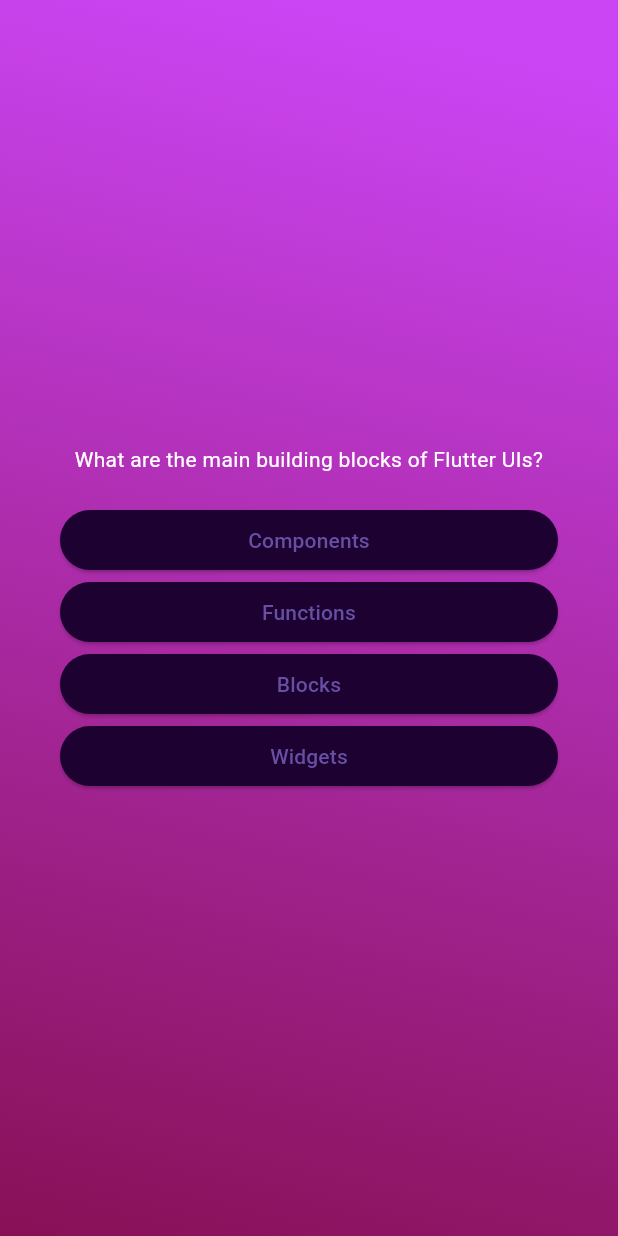
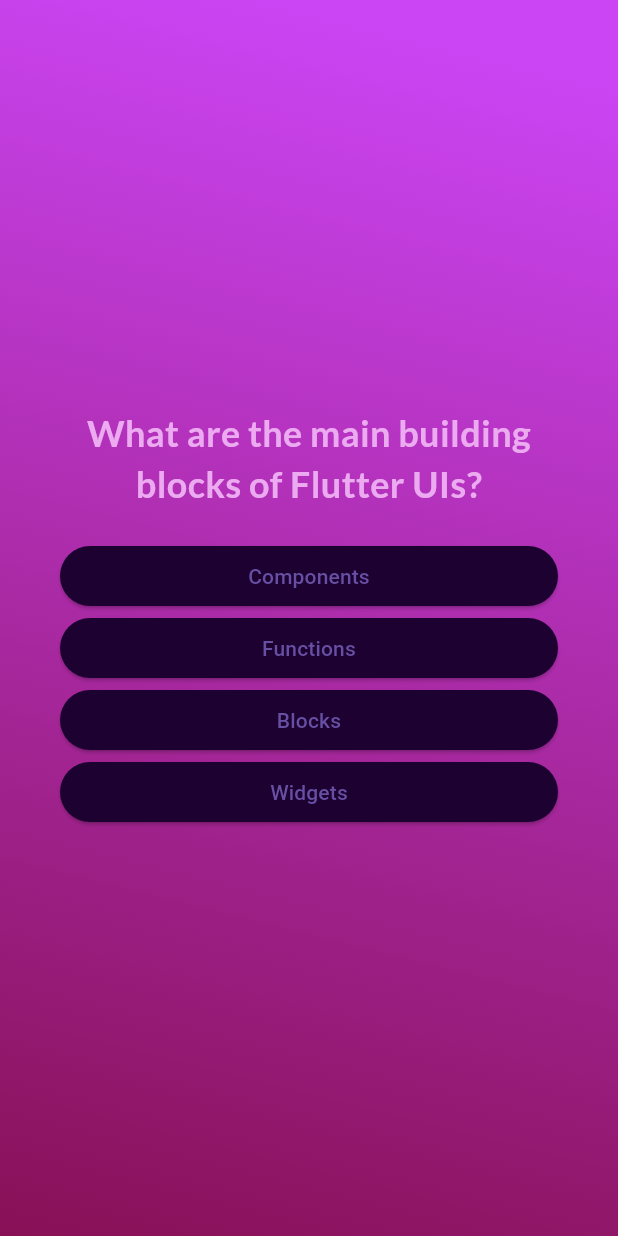
Before and after one commit to HiruniJayawardena/Application-2-Flutter-, a Flutter app: the screen it shows after launch, after a tap on "Start Quiz", on a phone screen of 412 x 824 dp. Run offline on Flutter 3.47's test engine with Material 3 defaults, Android fonts, the phone set to English and light mode, and no system bars; our stand-ins replace google_fonts.

Commit message:
Google fonts added

```diff
--- a/lib/questions_screen.dart
+++ b/lib/questions_screen.dart
@@ -1,4 +1,5 @@
 import 'package:flutter/material.dart ';
+import 'package:google_fonts/google_fonts.dart';
 import 'package:starting_screen/answer_button.dart';
 import 'package:starting_screen/data/questions.dart';
 
@@ -36,8 +37,10 @@
           children: [
           Text(
             currentQuestion.text,
-            style: const TextStyle(
-              color: Colors.white
+            style: GoogleFonts.lato(
+              color: const Color.fromARGB(255, 236, 170, 241),
+              fontSize: 24,
+              fontWeight: FontWeight.bold,
             ),
             textAlign: TextAlign.center,
           ),
--- a/lib/start_screen.dart
+++ b/lib/start_screen.dart
@@ -1,4 +1,5 @@
 import 'package:flutter/material.dart';
+import 'package:google_fonts/google_fonts.dart';
 
 class StartScreen extends StatelessWidget {
   const StartScreen(this.startQuiz,{super.key});
@@ -26,10 +27,10 @@
           //   ),
           // ),
           const SizedBox(height: 80),
-          const Text(
+          Text(
             'Learn the Flutter the Fun Way!',
-            style: TextStyle(
-              color: Color.fromARGB(255, 243, 215, 237),
+            style: GoogleFonts.lato(
+              color: const Color.fromARGB(255, 243, 215, 237),
               fontSize: 24,
             ),
           ),
--- a/pubspec.yaml
+++ b/pubspec.yaml
@@ -35,6 +35,7 @@
   # The following adds the Cupertino Icons font to your application.
   # Use with the CupertinoIcons class for iOS style icons.
   cupertino_icons: ^1.0.6
+  google_fonts: ^6.2.1
 
 dev_dependencies:
   flutter_test:
```
Also changed, not shown: pubspec.lock, 1 other file.
